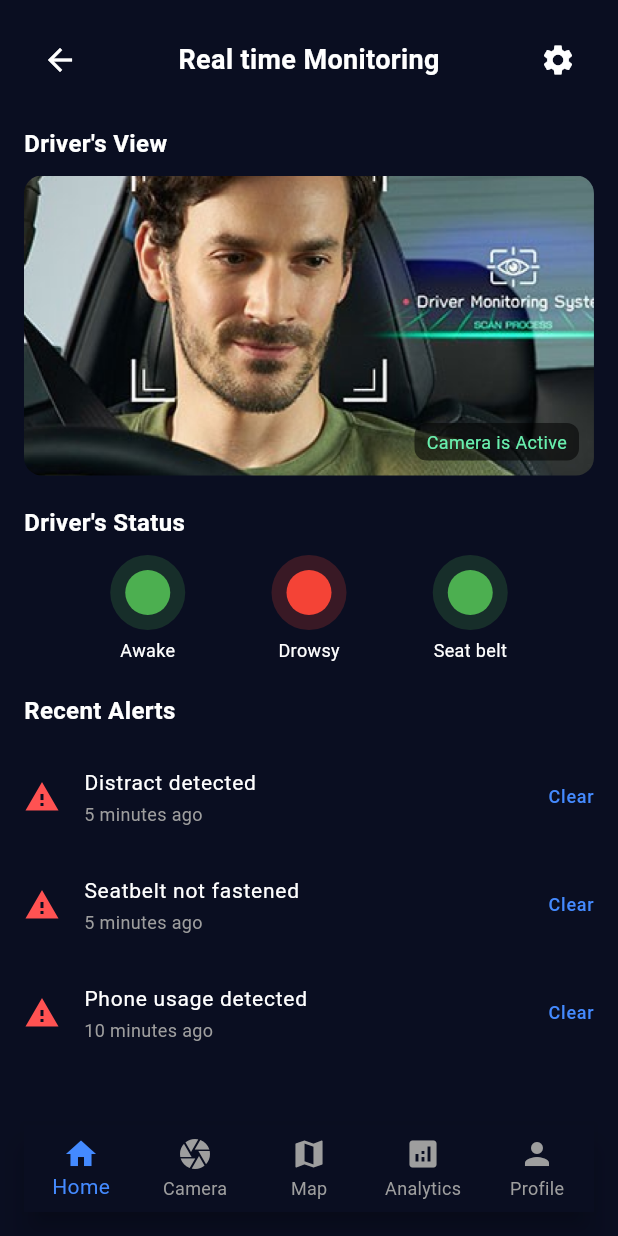
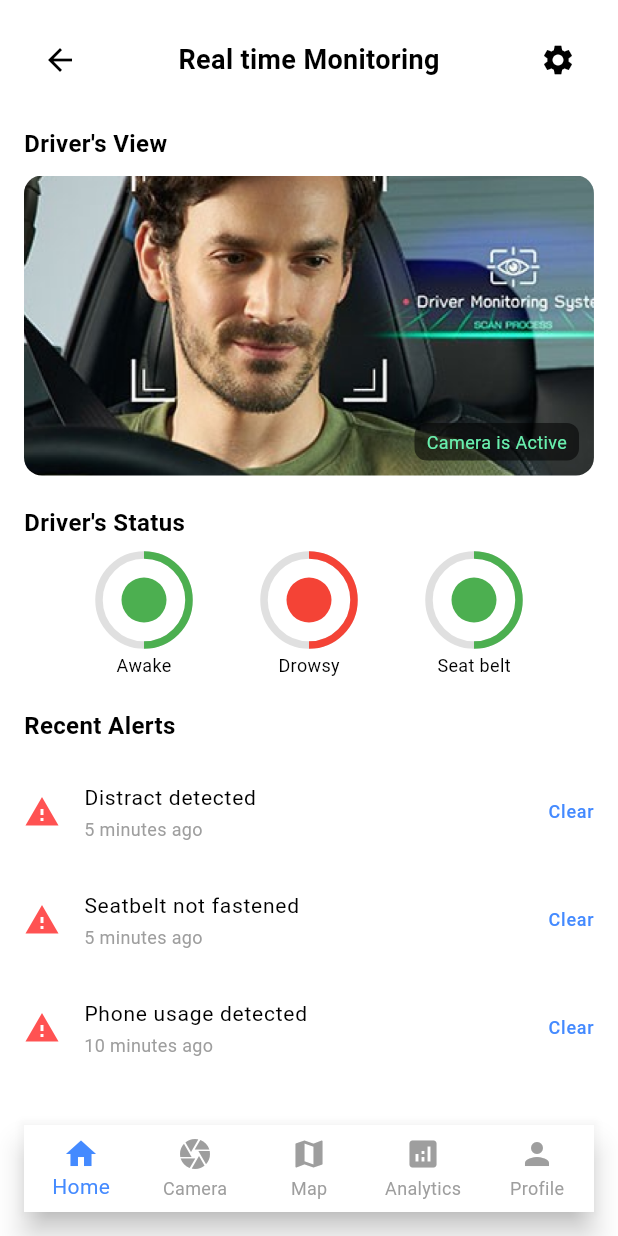
Before and after one commit to M-Umar-Shahid/DriveSense, a Flutter app: the MonitoringPage screen opened directly, on a phone screen of 412 x 824 dp. Run offline on Flutter 3.47's test engine with Material 3 defaults, Android fonts, the phone set to English and light mode, and no system bars.

Commit message:
Updated monitoring screen

```diff
--- a/lib/pages/monitoring_screen.dart
+++ b/lib/pages/monitoring_screen.dart
@@ -6,7 +6,7 @@ class MonitoringPage extends StatelessWidget {
   @override
   Widget build(BuildContext context) {
     return Scaffold(
-      backgroundColor: Color(0xFF0A0E21), // Dark background color
+      backgroundColor: Colors.white, // Light background color
       body: SafeArea(
         child: Padding(
           padding: const EdgeInsets.all(16.0),
@@ -18,7 +18,7 @@ class MonitoringPage extends StatelessWidget {
                 mainAxisAlignment: MainAxisAlignment.spaceBetween,
                 children: [
                   IconButton(
-                    icon: Icon(Icons.arrow_back, color: Colors.white),
+                    icon: Icon(Icons.arrow_back, color: Colors.black),
                     onPressed: () {
                       Navigator.pop(context);
                     },
@@ -26,13 +26,13 @@ class MonitoringPage extends StatelessWidget {
                   Text(
                     'Real time Monitoring',
                     style: TextStyle(
-                      color: Colors.white,
+                      color: Colors.black,
                       fontSize: 18.0,
                       fontWeight: FontWeight.bold,
                     ),
                   ),
                   IconButton(
-                    icon: Icon(Icons.settings, color: Colors.white),
+                    icon: Icon(Icons.settings, color: Colors.black),
                     onPressed: () {},
                   ),
                 ],
@@ -44,7 +44,7 @@ class MonitoringPage extends StatelessWidget {
               Text(
                 "Driver's View",
                 style: TextStyle(
-                  color: Colors.white,
+                  color: Colors.black,
                   fontSize: 16.0,
                   fontWeight: FontWeight.bold,
                 ),
@@ -89,7 +89,7 @@ class MonitoringPage extends StatelessWidget {
               Text(
                 "Driver's Status",
                 style: TextStyle(
-                  color: Colors.white,
+                  color: Colors.black,
                   fontSize: 16.0,
                   fontWeight: FontWeight.bold,
                 ),
@@ -110,7 +110,7 @@ class MonitoringPage extends StatelessWidget {
               Text(
                 'Recent Alerts',
                 style: TextStyle(
-                  color: Colors.white,
+                  color: Colors.black,
                   fontSize: 16.0,
                   fontWeight: FontWeight.bold,
                 ),
@@ -138,15 +138,20 @@ class MonitoringPage extends StatelessWidget {
   Widget _statusIndicator(String label, Color color) {
     return Column(
       children: [
+        Stack(
+          alignment: Alignment.center,
+          children: [
+            SizedBox(
+              width: 60.0,
+              height: 60.0,
+              child: CircularProgressIndicator(
+                value: 0.5, // Adjust value dynamically as needed
+                strokeWidth: 5.0,
+                valueColor: AlwaysStoppedAnimation<Color>(color),
+                backgroundColor: Colors.grey[300],
+              ),
+            ),
             Container(
-          width: 50.0,
-          height: 50.0,
-          decoration: BoxDecoration(
-            shape: BoxShape.circle,
-            color: color.withOpacity(0.2),
-          ),
-          child: Center(
-            child: Container(
               width: 30.0,
               height: 30.0,
               decoration: BoxDecoration(
@@ -154,13 +159,13 @@ class MonitoringPage extends StatelessWidget {
                 color: color,
               ),
             ),
-          ),
+          ],
         ),
         SizedBox(height: 5.0),
         Text(
           label,
           style: TextStyle(
-            color: Colors.white,
+            color: Colors.black,
             fontSize: 12.0,
           ),
         ),
@@ -169,13 +174,15 @@ class MonitoringPage extends StatelessWidget {
   }
 
   Widget _alertTile(String alert, String time) {
-    return ListTile(
+    return Column(
+      children: [
+        ListTile(
           contentPadding: EdgeInsets.symmetric(horizontal: 0.0),
           leading: Icon(Icons.warning, color: Colors.redAccent),
           title: Text(
             alert,
             style: TextStyle(
-          color: Colors.white,
+              color: Colors.black,
               fontSize: 14.0,
             ),
           ),
@@ -193,12 +200,14 @@ class MonitoringPage extends StatelessWidget {
               fontSize: 12.0,
             ),
           ),
+        ),
+      ],
     );
   }
 
   Widget _bottomNavigationBar() {
     return BottomNavigationBar(
-      backgroundColor: Color(0xFF0A0E21),
+      backgroundColor: Colors.white,
       type: BottomNavigationBarType.fixed,
       selectedItemColor: Colors.blueAccent,
       unselectedItemColor: Colors.grey,
```
Lines whose indentation alone changed are shown as unchanged.
